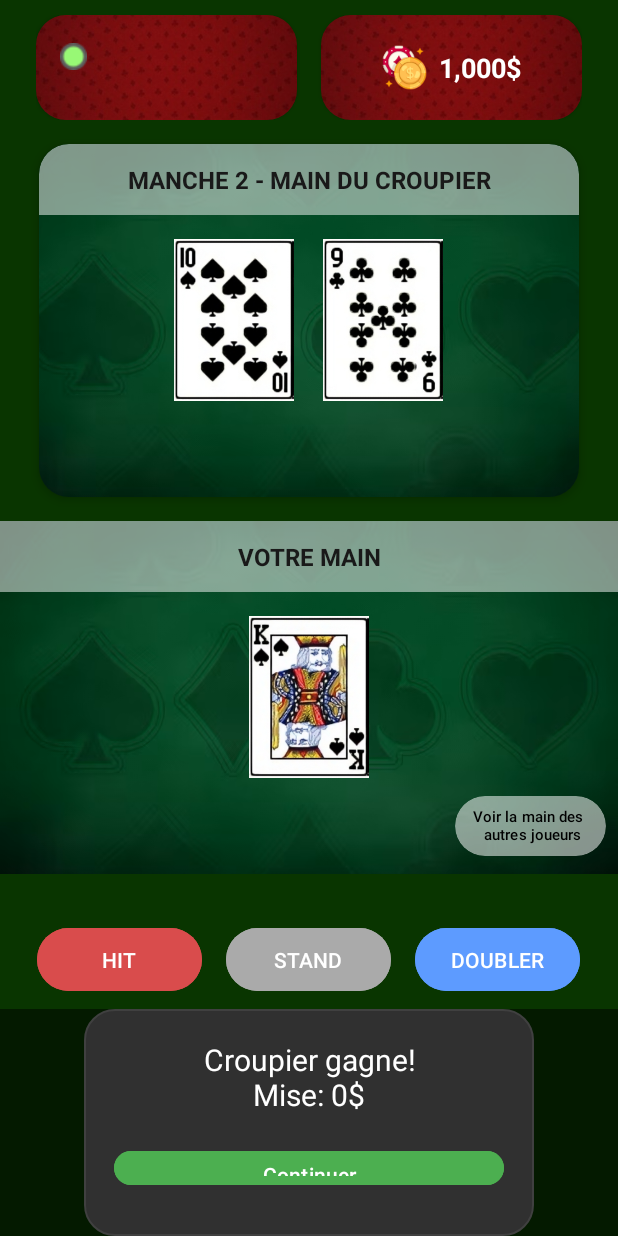
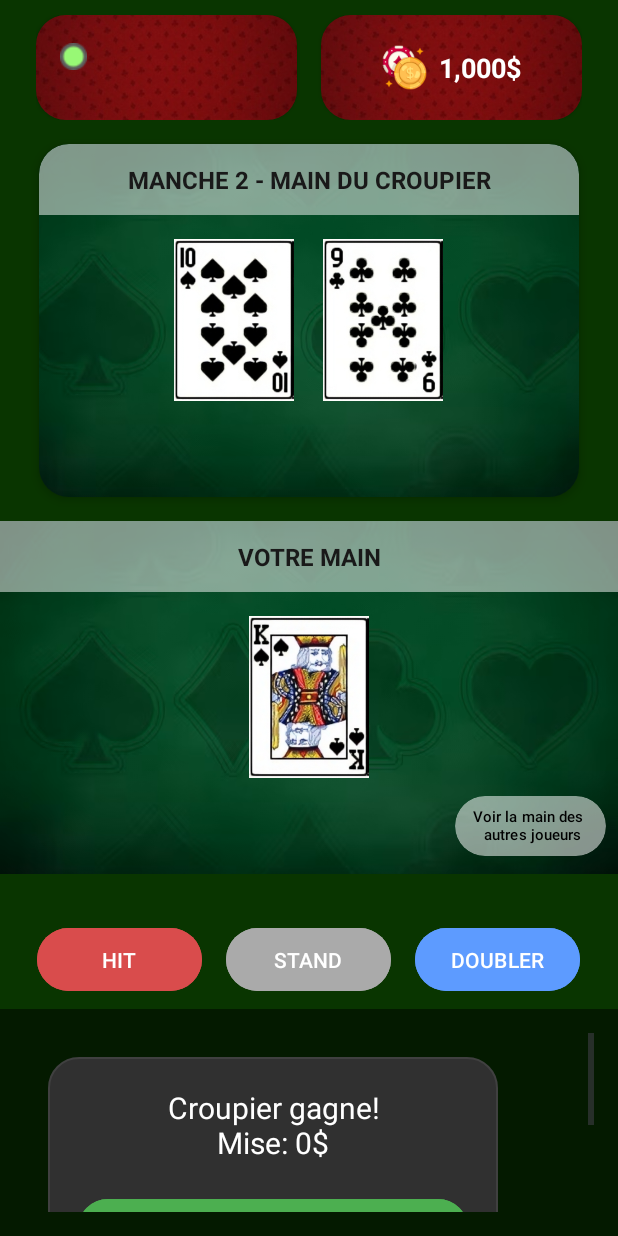
Before and after one commit to Hotweels94/Blackjack_Ynov, an Android app: the MainActivity screen opened directly, with no data from a screen before it, after a tap on "STAND", on a phone screen of 412 x 824 dp. Run offline under Robolectric (Android 15) with nearby library versions, the phone set to English and light mode, and no system bars; 2 other taps on this screen came first.

```diff
--- a/app/src/main/java/com/example/blackjack_game/ConnectionManager.java
+++ b/app/src/main/java/com/example/blackjack_game/ConnectionManager.java
@@ -18,8 +18,6 @@ public class ConnectionManager {
     private static Socket socket;
     private static PrintWriter out;
     private static BufferedReader in;
-    /* private static final String SERVER_IP = "192.168.56.1"; */
-    /* private static final String SERVER_IP = "10.0.0.19"; */
     private static final String SERVER_IP = "192.168.228.118";
     private static final int SERVER_PORT = 5555;
 
--- a/app/src/main/res/layout/activity_main.xml
+++ b/app/src/main/res/layout/activity_main.xml
@@ -251,7 +251,13 @@
         android:background="#80000000"
         android:visibility="gone"
         android:clickable="true"
-        android:focusable="true">
+        android:focusable="true"
+        android:padding="16dp">
+
+        <ScrollView
+        android:layout_width="match_parent"
+        android:layout_height="match_parent"
+        android:fillViewport="true">
 
         <LinearLayout
             android:layout_width="300dp"
@@ -259,6 +265,7 @@
             android:orientation="vertical"
             android:background="@drawable/rounded_dialog"
             android:padding="20dp"
+            android:layout_margin="16dp"
             android:layout_centerInParent="true">
 
             <TextView
@@ -287,5 +294,6 @@
                     android:backgroundTint="#F44336"
                     android:textColor="#FFFFFF"/>
         </LinearLayout>
+    </ScrollView>
     </RelativeLayout>
 </LinearLayout>
```
Also changed, not shown: app/src/main/java/com/example/blackjack_game/MainActivity.java (line endings or trailing spaces), 1 other file. Lines whose indentation alone changed are shown as unchanged.
